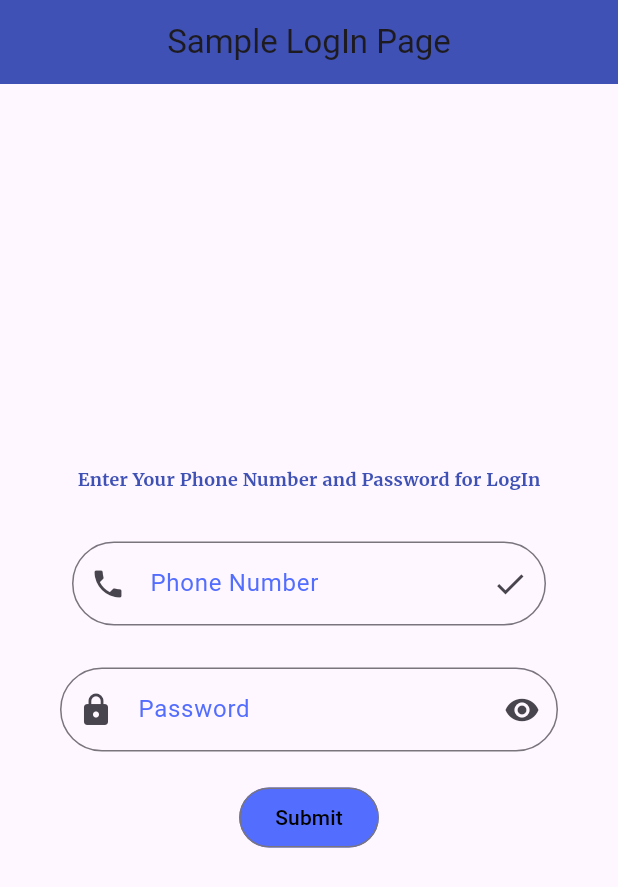
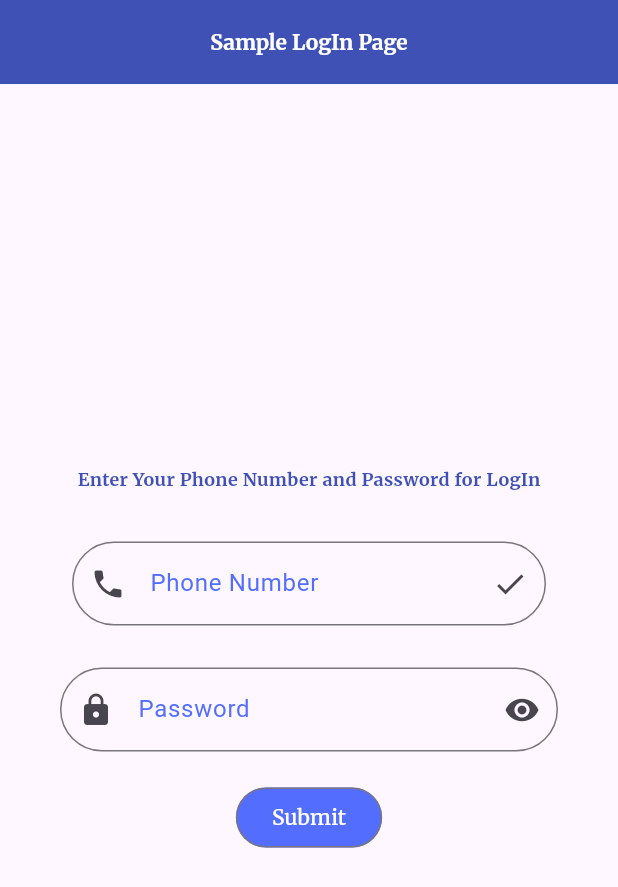
Before and after one commit to nahidmeraj765/login-page-sample, a Flutter app: the screen it shows after launch, on a phone screen of 412 x 824 dp. Shown: the top 887 px of the screen. Run offline on Flutter 3.47's test engine with Material 3 defaults, Android fonts, the phone set to English and light mode, and no system bars; our stand-ins replace google_fonts.

Commit message:
updating fonts

```diff
--- a/lib/home.dart
+++ b/lib/home.dart
@@ -11,7 +11,13 @@ class Home extends StatelessWidget {
 
     return Scaffold(
       appBar: AppBar(
-        title: Text("Sample LogIn Page"),
+        title: Text("Sample LogIn Page",
+        style: GoogleFonts.merriweather(
+                fontSize: 14,
+                fontWeight: FontWeight.bold,
+                color: Colors.white,
+              ),
+              ),
         centerTitle: true,
         backgroundColor: Colors.indigo,
       ),
@@ -94,7 +100,7 @@ class Home extends StatelessWidget {
                   );
                 }
               },
-              child: Text('Submit', style: TextStyle(color: Colors.black)),
+              child: Text('Submit', style: GoogleFonts.merriweather(color: Colors.white)),
               style: OutlinedButton.styleFrom(
                 backgroundColor: Colors.indigoAccent,
               ),
```
